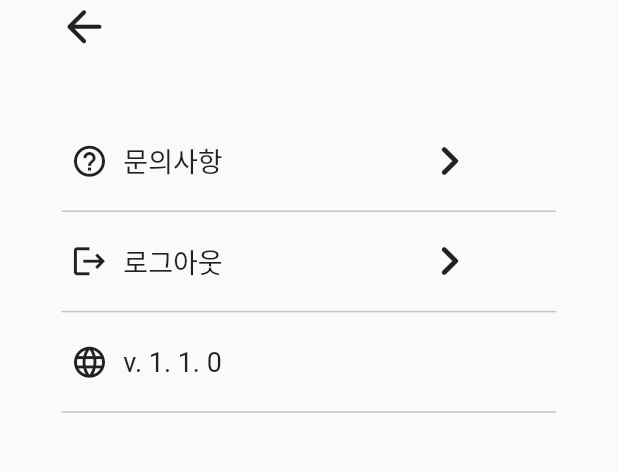
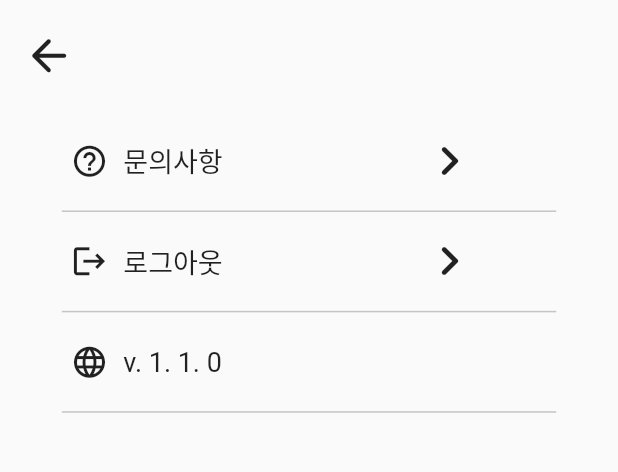
Before and after one commit to MintKangaroo/Foorip, a Flutter app: the SettingPage screen opened by its route, on a phone screen of 412 x 824 dp, the part 80-552 px from its top. Run offline on Flutter 3.47's test engine with Material 2 defaults, Android fonts, the phone set to English and light mode, and no system bars; our stand-ins replace get, google_maps_flutter, location, percent_indicator, shared_preferences; accounts and stored records are empty.

Commit message:
SettingPage 오류 해결

```diff
--- a/FooRip_APP/foorip_app_project/lib/Pages/RegisterPage.dart
+++ b/FooRip_APP/foorip_app_project/lib/Pages/RegisterPage.dart
@@ -285,8 +285,8 @@ class _RegisterPageState extends State<RegisterPage> {
                 children: [
                   GestureDetector(
                     onTap: () {
-                      print("Hello?");
                       if (_formKey.currentState!.validate()) {
+                        print("로그인 화면으로 이동합니다");
                         _formKey.currentState!.save();
                         print(RegisterIDtextController);
                         print(RegisterPWtextController);
--- a/FooRip_APP/foorip_app_project/lib/Pages/SendPage.dart
+++ b/FooRip_APP/foorip_app_project/lib/Pages/SendPage.dart
@@ -10,10 +10,6 @@ class SendPage extends StatefulWidget {
 }
 
 class _SendPageState extends State<SendPage> {
-  // 보내기 버튼 클릭시 메인 페이지 이동
-  void MovetoMain() {
-    Get.toNamed('/MainPage');
-  }
 
   @override
   Widget build(BuildContext context) {
@@ -292,7 +288,7 @@ class _SendPageState extends State<SendPage> {
                     ),
                     GestureDetector(
                         onTap: () {
-                          MovetoMain();
+                          Navigator.pop(context);
                         },
                         child: Container(
                           child: Center(
--- a/FooRip_APP/foorip_app_project/lib/Pages/SettingPage.dart
+++ b/FooRip_APP/foorip_app_project/lib/Pages/SettingPage.dart
@@ -1,7 +1,6 @@
 import 'package:flutter/material.dart';
 import 'dart:developer';
 import 'package:foorip_app_project/Function/DataSaveCheck.dart';
-import 'package:foorip_app_project/Pages/MyPage.dart';
 import 'package:get/get.dart';
 import 'LoginPage.dart';
 import 'package:flutter/services.dart';
@@ -29,31 +28,40 @@ class _SettingPageState extends State<SettingPage> {
     ));
     //ststusBar 글자 색 변경하고 싶다
 
-    return Scaffold(
-      body: SafeArea(
-        child: Container(
+    return SafeArea(
+      child: Scaffold(
+        body: Column(
+          children: [
+            Container(
               width: displayWidth * 1,
               child: Column(
-            crossAxisAlignment: CrossAxisAlignment.center,
                 children: [
-              Container(
+                  Center(
+                    child: Container(
                       padding: const EdgeInsets.fromLTRB(0, 10, 0, 0),
                       height: displayHeight * 0.065,
                       width: displayWidth * 1,
                       child: Image.asset("assets/images/fooriptextlogo.png"),
                     ),
-              Container(
-                padding: const EdgeInsets.fromLTRB(0, 0, 300, 500), //왼 위 오 아래
+                  ),
+                  Padding(
+                    padding: const EdgeInsets.fromLTRB(15, 0, 0, 0),
+                    child: Row(
+                      mainAxisAlignment: MainAxisAlignment.start,
+                      children: [
+                        GestureDetector(
+                          onTap: () {
+                            Navigator.pop(context);
+                          },
+                          child: Container(
                             height: displayHeight * 0.09,
-                width: displayWidth * 1,
-                child: InkWell(//이거 왜 안될까요?
-                  onTap: () {
-                    Get.toNamed('/MainPage');
-                  },
                             child: Icon(
                               Icons.arrow_back_rounded,
                               size: 35,
                             ),
+                          ),
+                        ),
+                      ],
                     ),
                   ),
                   Container(
@@ -67,12 +75,14 @@ class _SettingPageState extends State<SettingPage> {
                             height: displayHeight * 0.08,
                             child: Row(
                               children: [
-                            Padding(padding: EdgeInsets.fromLTRB(6, 0, 0, 0)),
+                                Padding(
+                                    padding: EdgeInsets.fromLTRB(6, 0, 0, 0)),
                                 Icon(
                                   Icons.help_outline,
                                   size: 25,
                                 ),
-                            Padding(padding: EdgeInsets.fromLTRB(10, 0, 0, 0)),
+                                Padding(
+                                    padding: EdgeInsets.fromLTRB(10, 0, 0, 0)),
                                 Text(
                                   "문의사항",
                                   style: TextStyle(fontSize: 18),
@@ -97,12 +107,14 @@ class _SettingPageState extends State<SettingPage> {
                             height: displayHeight * 0.08,
                             child: Row(
                               children: [
-                            Padding(padding: EdgeInsets.fromLTRB(6, 0, 0, 0)),
+                                Padding(
+                                    padding: EdgeInsets.fromLTRB(6, 0, 0, 0)),
                                 Icon(
                                   Icons.logout,
                                   size: 25,
                                 ),
-                            Padding(padding: EdgeInsets.fromLTRB(10, 0, 0, 0)),
+                                Padding(
+                                    padding: EdgeInsets.fromLTRB(10, 0, 0, 0)),
                                 Text(
                                   "로그아웃",
                                   style: TextStyle(fontSize: 18),
@@ -133,12 +145,14 @@ class _SettingPageState extends State<SettingPage> {
                             height: displayHeight * 0.08,
                             child: Row(
                               children: [
-                            Padding(padding: EdgeInsets.fromLTRB(6, 0, 0, 0)),
+                                Padding(
+                                    padding: EdgeInsets.fromLTRB(6, 0, 0, 0)),
                                 Icon(
                                   Icons.language_rounded,
                                   size: 25,
                                 ),
-                            Padding(padding: EdgeInsets.fromLTRB(10, 0, 0, 0)),
+                                Padding(
+                                    padding: EdgeInsets.fromLTRB(10, 0, 0, 0)),
                                 Text(
                                   "v. 1. 1. 0",
                                   style: TextStyle(fontSize: 18),
@@ -155,6 +169,8 @@ class _SettingPageState extends State<SettingPage> {
                 ],
               ),
             ),
+          ],
+        ),
       ),
     );
   }
```
Lines whose indentation alone changed are shown as unchanged.
